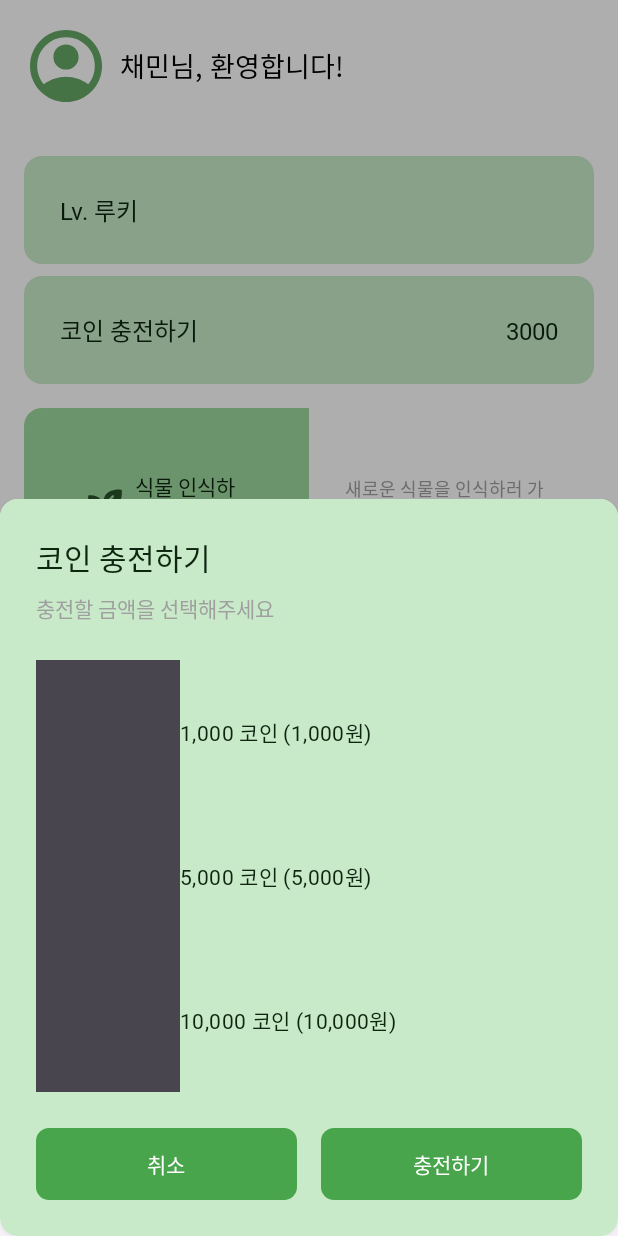
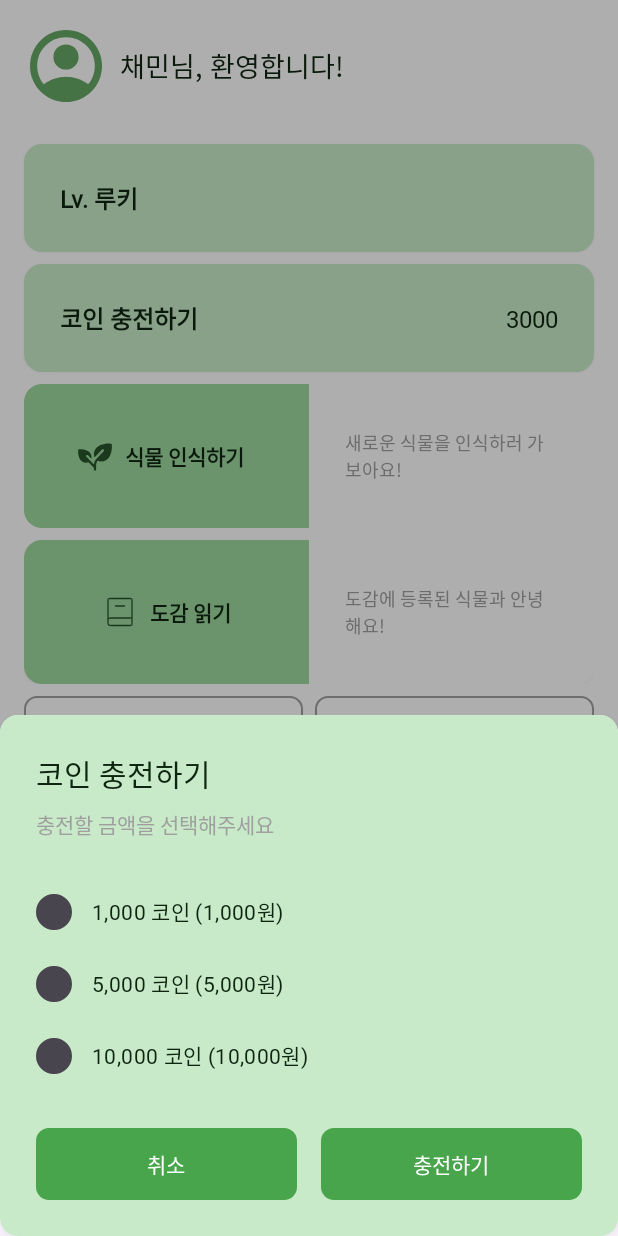
Before and after one commit to chaeminyu/android-shick-jip, an Android app: the fragment MyPageFragment shown on its own in the app's theme, after a tap on "코인 충전하기", on a phone screen of 412 x 824 dp. Run offline under Robolectric (Android 15) with nearby library versions, the phone set to English and light mode, and no system bars; Roboto replaces fonts that are not available here.

Commit message:
fix: my page 버튼 겹침 이슈 해결

```diff
--- a/app/src/main/java/com/example/shickjip/MyPageFragment.kt
+++ b/app/src/main/java/com/example/shickjip/MyPageFragment.kt
@@ -5,6 +5,7 @@ import android.os.Bundle
 import android.view.LayoutInflater
 import android.view.View
 import android.view.ViewGroup
+import android.widget.Toast
 import androidx.appcompat.app.AlertDialog
 import androidx.fragment.app.Fragment
 import com.example.shickjip.databinding.FragmentMypageBinding
@@ -52,14 +53,14 @@ class MyPageFragment : Fragment() {
         }
 
         // 샵으로 버튼
-        binding.shopButton.setOnClickListener {
-            // ShopFragment로 이동하는 코드
-            val shopFragment = ShopFragment()
-            parentFragmentManager.beginTransaction()
-                .replace(R.id.fragmentContainer, shopFragment)
-                .addToBackStack(null)
-                .commit()
-        }
+//        binding.shopButton.setOnClickListener {
+//            // ShopFragment로 이동하는 코드
+//            val shopFragment = ShopFragment()
+//            parentFragmentManager.beginTransaction()
+//                .replace(R.id.fragmentContainer, shopFragment)
+//                .addToBackStack(null)
+//                .commit()
+//        }
 
         // 회원 수정 버튼
         binding.editProfileButton.setOnClickListener {
@@ -77,18 +78,52 @@ class MyPageFragment : Fragment() {
         val bindingDialog = DialogCoinChargeBinding.inflate(layoutInflater)
         dialog.setContentView(bindingDialog.root)
 
+        // 선택된 금액 저장 변수
+        var selectedAmount = 0
+
+        // 라디오 버튼 클릭 리스너 설정
         bindingDialog.apply {
-            // 코인 충전 금액 선택 로직
-            chargeButton.setOnClickListener {
-                // 코인 충전 처리
+            amount1000.setOnClickListener { selectedAmount = 1000 }
+            amount5000.setOnClickListener { selectedAmount = 5000 }
+            amount10000.setOnClickListener { selectedAmount = 10000 }
+
+            // 취소 버튼
+            cancelButton.setOnClickListener {
                 dialog.dismiss()
             }
-            cancelButton.setOnClickListener {
-                dialog.dismiss()
+
+            // 충전 버튼
+            chargeButton.setOnClickListener {
+                if (selectedAmount > 0) {
+                    // TODO: 실제 결제 처리 로직 구현
+                    processCoinCharge(selectedAmount)
+                    dialog.dismiss()
+                } else {
+                    Toast.makeText(requireContext(), "충전할 금액을 선택해주세요", Toast.LENGTH_SHORT).show()
+                }
             }
         }
 
         dialog.show()
+    }
+
+    private fun processCoinCharge(amount: Int) {
+        // TODO: 실제 결제 처리 및 DB 업데이트
+        // 임시로 토스트 메시지만 표시
+        Toast.makeText(
+            requireContext(),
+            "${amount}코인이 충전되었습니다",
+            Toast.LENGTH_SHORT
+        ).show()
+
+        // 코인 잔액 UI 업데이트
+        updateCoinBalance(amount)
+    }
+
+    private fun updateCoinBalance(addedAmount: Int) {
+        val currentBalance = binding.coinAmount.text.toString().toIntOrNull() ?: 0
+        val newBalance = currentBalance + addedAmount
+        binding.coinAmount.text = newBalance.toString()
     }
 
     private fun showEditProfileDialog() {
@@ -98,15 +133,34 @@ class MyPageFragment : Fragment() {
 
         bindingDialog.apply {
             confirmButton.setOnClickListener {
-                // 회원 정보 수정 처리
+                val currentPassword = currentPasswordInput.text.toString()
+                val newPassword = newPasswordInput.text.toString()
+                val newNickname = newNicknameInput.text.toString()
+
+                if (currentPassword.isBlank() || newPassword.isBlank() || newNickname.isBlank()) {
+                    Toast.makeText(requireContext(), "모든 필드를 입력해주세요", Toast.LENGTH_SHORT).show()
+                    return@setOnClickListener
+                }
+
+                // TODO: 비밀번호 유효성 검사 및 실제 정보 업데이트 로직 구현
+                updateUserProfile(newPassword, newNickname)
                 dialog.dismiss()
             }
+
             cancelButton.setOnClickListener {
                 dialog.dismiss()
             }
         }
 
         dialog.show()
+    }
+
+    private fun updateUserProfile(newPassword: String, newNickname: String) {
+        // TODO: 실제 DB 업데이트 로직 구현
+        Toast.makeText(requireContext(), "회원 정보가 수정되었습니다", Toast.LENGTH_SHORT).show()
+
+        // 닉네임 UI 업데이트
+        binding.welcomeText.text = "${newNickname}님, 환영합니다!"
     }
 
     private fun showWithdrawalDialog() {
@@ -116,18 +170,18 @@ class MyPageFragment : Fragment() {
 
         bindingDialog.apply {
             confirmButton.setOnClickListener {
+                // 한번 더 확인하는 다이얼로그 표시
                 AlertDialog.Builder(requireContext())
                     .setTitle("회원 탈퇴")
-                    .setMessage("정말로 탈퇴하시겠습니까?")
+                    .setMessage("정말로 탈퇴하시겠습니까?\n모든 데이터가 삭제됩니다.")
                     .setPositiveButton("확인") { _, _ ->
-                        // 탈퇴 처리 및 로그인 화면으로 이동
-                        startActivity(Intent(requireContext(), MainActivity::class.java))
-                        requireActivity().finish()
+                        processWithdrawal()
+                        dialog.dismiss()
                     }
                     .setNegativeButton("취소", null)
                     .show()
-                dialog.dismiss()
             }
+
             cancelButton.setOnClickListener {
                 dialog.dismiss()
             }
@@ -136,8 +190,12 @@ class MyPageFragment : Fragment() {
         dialog.show()
     }
 
-    override fun onDestroyView() {
-        super.onDestroyView()
-        _binding = null
+    private fun processWithdrawal() {
+        // TODO: 실제 회원 탈퇴 처리 로직 구현
+        Toast.makeText(requireContext(), "회원 탈퇴가 완료되었습니다", Toast.LENGTH_SHORT).show()
+
+        // MainActivity로 이동
+        startActivity(Intent(requireContext(), MainActivity::class.java))
+        requireActivity().finish()
     }
 }
--- /dev/null
+++ b/app/src/main/res/drawable/radio_button_selector.xml
@@ -0,0 +1,30 @@
+<?xml version="1.0" encoding="utf-8"?>
+<selector xmlns:android="http://schemas.android.com/apk/res/android">
+    <!-- 라디오 버튼이 선택되었을 때 -->
+    <item android:state_checked="true">
+        <layer-list>
+            <item>
+                <shape android:shape="oval">
+                    <size android:width="24dp" android:height="24dp"/>
+                    <solid android:color="@color/green5"/>
+                    <stroke android:width="2dp" android:color="@color/green5"/>
+                </shape>
+            </item>
+            <!-- 안쪽 원 -->
+            <item android:left="6dp" android:top="6dp" android:right="6dp" android:bottom="6dp">
+                <shape android:shape="oval">
+                    <solid android:color="@color/white"/>
+                </shape>
+            </item>
+        </layer-list>
+    </item>
+
+    <!-- 라디오 버튼이 선택되지 않았을 때 -->
+    <item android:state_checked="false">
+        <shape android:shape="oval">
+            <size android:width="24dp" android:height="24dp"/>
+            <solid android:color="@color/white"/>
+            <stroke android:width="2dp" android:color="@color/gray1"/>
+        </shape>
+    </item>
+</selector>
--- a/app/src/main/res/layout/dialog_coin_charge.xml
+++ b/app/src/main/res/layout/dialog_coin_charge.xml
@@ -43,7 +43,7 @@
                 android:id="@+id/amount1000"
                 android:layout_width="match_parent"
                 android:layout_height="wrap_content"
-                android:text="1,000 코인 (1,000원)"
+                android:text="\t1,000 코인 (1,000원)"
                 android:textColor="@color/green9"
                 android:fontFamily="@font/pretendard_medium"
                 android:paddingVertical="12dp"
@@ -53,7 +53,7 @@
                 android:id="@+id/amount5000"
                 android:layout_width="match_parent"
                 android:layout_height="wrap_content"
-                android:text="5,000 코인 (5,000원)"
+                android:text="\t5,000 코인 (5,000원)"
                 android:textColor="@color/green9"
                 android:fontFamily="@font/pretendard_medium"
                 android:paddingVertical="12dp"
@@ -63,7 +63,7 @@
                 android:id="@+id/amount10000"
                 android:layout_width="match_parent"
                 android:layout_height="wrap_content"
-                android:text="10,000 코인 (10,000원)"
+                android:text="\t10,000 코인 (10,000원)"
                 android:textColor="@color/green9"
                 android:fontFamily="@font/pretendard_medium"
                 android:paddingVertical="12dp"
--- a/app/src/main/res/layout/fragment_mypage.xml
+++ b/app/src/main/res/layout/fragment_mypage.xml
@@ -1,10 +1,21 @@
 <?xml version="1.0" encoding="utf-8"?>
 <androidx.constraintlayout.widget.ConstraintLayout xmlns:android="http://schemas.android.com/apk/res/android"
     xmlns:app="http://schemas.android.com/apk/res-auto"
-    xmlns:tools="http://schemas.android.com/tools"
     android:layout_width="match_parent"
     android:layout_height="match_parent"
     android:background="@color/white">
+    <!-- 스크롤 가능한 컨텐츠 영역 -->
+    <ScrollView
+        android:id="@+id/scrollContent"
+        android:layout_width="match_parent"
+        android:layout_height="0dp"
+        android:fillViewport="true"
+        app:layout_constraintTop_toTopOf="parent">
+
+        <LinearLayout
+            android:layout_width="match_parent"
+            android:layout_height="wrap_content"
+            android:orientation="vertical">
 
             <!-- 프로필 섹션 -->
             <LinearLayout
@@ -12,8 +23,7 @@
                 android:layout_width="match_parent"
                 android:layout_height="wrap_content"
                 android:orientation="horizontal"
-        android:padding="20dp"
-        app:layout_constraintTop_toTopOf="parent">
+                android:padding="20dp">
 
                 <ImageView
                     android:id="@+id/profileImage"
@@ -28,7 +38,7 @@
                     android:layout_gravity="center_vertical"
                     android:layout_marginStart="12dp"
                     android:text="채민님, 환영합니다!"
-            android:textColor="@color/black"
+                    android:textColor="@color/green9"
                     android:textSize="18sp"
                     android:fontFamily="@font/pretendard_medium" />
             </LinearLayout>
@@ -38,10 +48,9 @@
                 android:id="@+id/levelCard"
                 android:layout_width="match_parent"
                 android:layout_height="wrap_content"
-        android:layout_margin="16dp"
-        app:cardCornerRadius="12dp"
-        app:cardElevation="0dp"
-        app:layout_constraintTop_toBottomOf="@id/profileSection">
+                android:layout_marginHorizontal="16dp"
+                android:layout_marginVertical="8dp"
+                app:cardCornerRadius="12dp">
 
                 <LinearLayout
                     android:layout_width="match_parent"
@@ -54,6 +63,7 @@
                         android:layout_width="wrap_content"
                         android:layout_height="wrap_content"
                         android:text="Lv. 루키"
+                        android:textStyle="bold"
                         android:textColor="@color/green9"
                         android:textSize="16sp"
                         android:fontFamily="@font/pretendard_medium" />
@@ -66,10 +76,7 @@
                 android:layout_width="match_parent"
                 android:layout_height="wrap_content"
                 android:layout_marginHorizontal="16dp"
-        android:layout_marginTop="8dp"
-        app:cardCornerRadius="12dp"
-        app:cardElevation="0dp"
-        app:layout_constraintTop_toBottomOf="@id/levelCard">
+                app:cardCornerRadius="12dp">
 
                 <LinearLayout
                     android:layout_width="match_parent"
@@ -83,6 +90,7 @@
                         android:layout_height="wrap_content"
                         android:layout_weight="1"
                         android:text="코인 충전하기"
+                        android:textStyle="bold"
                         android:textColor="@color/green9"
                         android:textSize="16sp"
                         android:fontFamily="@font/pretendard_medium" />
@@ -98,14 +106,15 @@
                 </LinearLayout>
             </androidx.cardview.widget.CardView>
 
-    <!-- Action Buttons -->
+            <!-- 식물 인식 / 도감 읽기 버튼 -->
             <LinearLayout
                 android:id="@+id/actionButtons"
                 android:layout_width="match_parent"
                 android:layout_height="wrap_content"
                 android:orientation="vertical"
-        android:padding="16dp"
-        app:layout_constraintTop_toBottomOf="@id/coinCard">
+                android:paddingLeft="16dp"
+                android:paddingRight="16dp"
+                android:paddingTop="8dp">
 
                 <!-- 식물 인식하기 버튼 -->
                 <androidx.cardview.widget.CardView
@@ -128,7 +137,7 @@
                             android:layout_weight="1"
                             android:background="@color/green4"
                             android:gravity="center"
-                    android:padding="42dp">
+                            android:padding="36dp">
 
                             <ImageView
                                 android:layout_width="24dp"
@@ -136,11 +145,12 @@
                                 android:src="@drawable/ic_plant_scan" />
 
                             <TextView
-                        android:layout_width="wrap_content"
+                                android:layout_width="88dp"
                                 android:layout_height="wrap_content"
                                 android:layout_marginStart="8dp"
                                 android:fontFamily="@font/pretendard_medium"
                                 android:text="식물 인식하기"
+                                android:textStyle="bold"
                                 android:textColor="@color/green9"
                                 android:textSize="14sp" />
                         </LinearLayout>
@@ -170,8 +180,9 @@
                     android:id="@+id/archiveButton"
                     android:layout_width="match_parent"
                     android:layout_height="wrap_content"
-            app:cardCornerRadius="12dp"
-            app:cardElevation="0dp">
+                    android:paddingHorizontal="16dp"
+                    android:paddingTop="8dp"
+                    app:cardCornerRadius="12dp">
 
                     <LinearLayout
                         android:layout_width="match_parent"
@@ -185,7 +196,7 @@
                             android:layout_weight="1"
                             android:background="@color/green4"
                             android:gravity="center"
-                    android:padding="42dp">
+                            android:padding="36dp">
 
                             <ImageView
                                 android:layout_width="24dp"
@@ -198,6 +209,7 @@
                                 android:layout_marginStart="8dp"
                                 android:fontFamily="@font/pretendard_medium"
                                 android:text="도감 읽기"
+                                android:textStyle="bold"
                                 android:textColor="@color/green9"
                                 android:textSize="14sp" />
                         </LinearLayout>
@@ -222,18 +234,24 @@
                     </LinearLayout>
                 </androidx.cardview.widget.CardView>
             </LinearLayout>
+            <Space
+                android:id="@+id/spacer"
+                android:layout_width="match_parent"
+                android:layout_height="0dp"
+                app:layout_constraintTop_toBottomOf="@id/actionButtons"
+                app:layout_constraintBottom_toTopOf="@id/navigationButtons"/>
 
-    <!-- Navigation Buttons -->
+            <!-- 홈 / 샵 이동 버튼 -->
 
             <LinearLayout
                 android:id="@+id/navigationButtons"
                 android:layout_width="match_parent"
                 android:layout_height="wrap_content"
-        android:layout_marginBottom="16dp"
                 android:orientation="horizontal"
-        android:padding="24dp"
-        app:layout_constraintBottom_toTopOf="@+id/accountButtons"
-        tools:layout_editor_absoluteX="0dp">
+                android:paddingHorizontal="16dp"
+                android:paddingTop="8dp"
+                app:layout_constraintBottom_toTopOf="@id/accountButtons"
+                app:layout_constraintTop_toBottomOf="@id/actionButtons">
 
                 <LinearLayout
                     android:id="@+id/homeButton"
@@ -257,6 +275,7 @@
                         android:layout_marginTop="4dp"
                         android:fontFamily="@font/pretendard_medium"
                         android:text="홈으로"
+                        android:textStyle="bold"
                         android:textColor="@color/green5"
                         android:textSize="12sp" />
                 </LinearLayout>
@@ -283,42 +302,48 @@
                         android:layout_marginTop="4dp"
                         android:fontFamily="@font/pretendard_medium"
                         android:text="샵으로"
+                        android:textStyle="bold"
                         android:textColor="@color/green5"
                         android:textSize="12sp" />
                 </LinearLayout>
             </LinearLayout>
 
+            <!-- 회원 수정 / 탈퇴 버튼 -->
             <LinearLayout
                 android:id="@+id/accountButtons"
-        android:layout_width="409dp"
-        android:layout_height="74dp"
+                android:layout_width="match_parent"
+                android:layout_height="wrap_content"
+                android:orientation="horizontal"
+                android:paddingTop="8dp"
+                android:paddingHorizontal="36dp"
                 android:layout_marginBottom="16dp"
-        android:orientation="horizontal"
-        android:padding="16dp"
-        app:layout_constraintBottom_toBottomOf="parent"
-        tools:layout_editor_absoluteX="2dp">
+                app:layout_constraintBottom_toBottomOf="parent">
 
-        <Button
+                <com.google.android.material.button.MaterialButton
                     android:id="@+id/editProfileButton"
+                    style="@style/GrayOutlineButton"
+                    app:backgroundTint="@color/green1"
                     android:layout_width="0dp"
                     android:layout_height="wrap_content"
-            android:layout_marginEnd="4dp"
+                    android:layout_marginRight="16dp"
                     android:layout_weight="1"
-            android:background="@drawable/gray_button_outline"
                     android:fontFamily="@font/pretendard_medium"
                     android:text="회원 수정"
                     android:textColor="@color/green9" />
 
                 <Button
                     android:id="@+id/deleteAccountButton"
+                    style="@style/GrayOutlineButton"
+                    app:backgroundTint="@color/green1"
                     android:layout_width="0dp"
                     android:layout_height="wrap_content"
-            android:layout_marginStart="4dp"
+                    android:layout_marginLeft="16dp"
                     android:layout_weight="1"
-            android:background="@drawable/gray_button_outline"
                     android:fontFamily="@font/pretendard_medium"
                     android:text="회원 탈퇴"
                     android:textColor="@color/green9" />
             </LinearLayout>
+        </LinearLayout>
+    </ScrollView>
 
 </androidx.constraintlayout.widget.ConstraintLayout>
```
Lines whose indentation alone changed are shown as unchanged.
